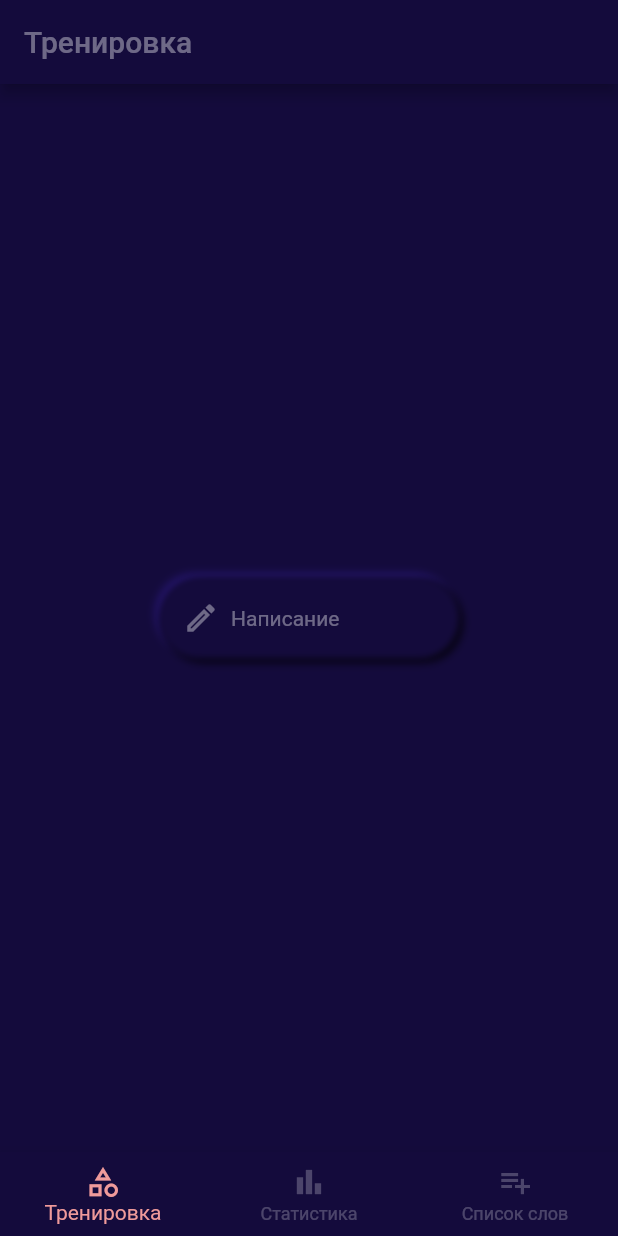
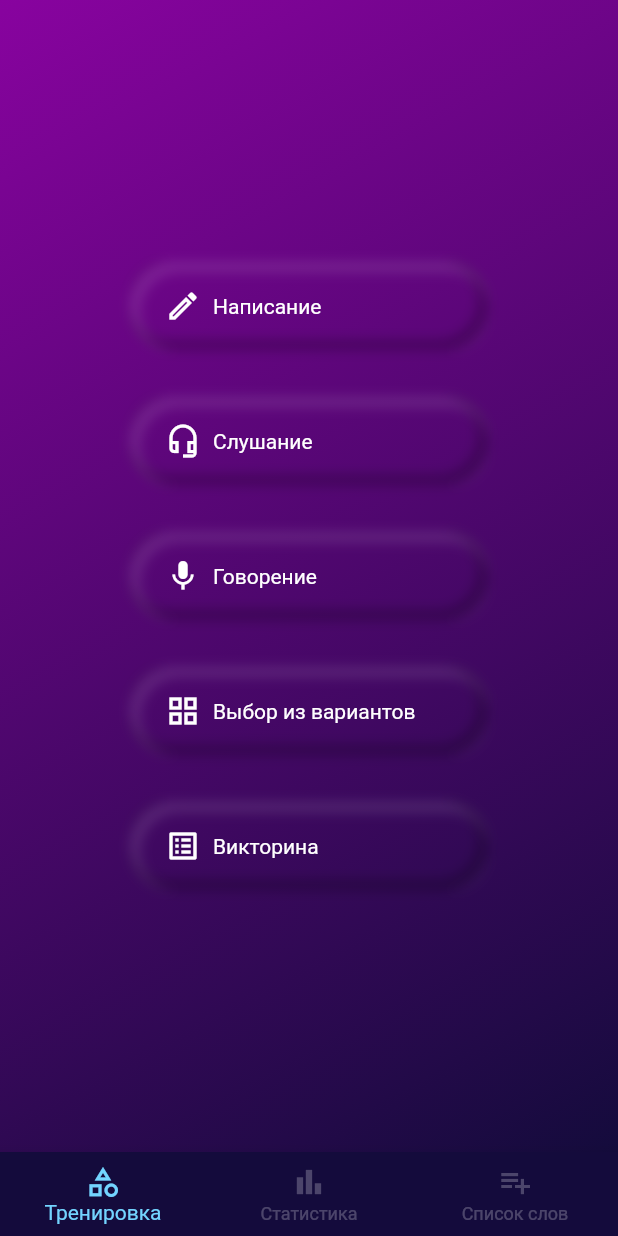
Before and after one commit to dm-uporov/worderful, a Flutter app: the screen it shows after launch, on a phone screen of 412 x 824 dp. Run offline on Flutter 3.47's test engine with Material 2 defaults, Android fonts, the phone set to English and light mode, and no system bars; our stand-ins replace hive, hive_flutter; accounts and stored records are empty; generated files the repository leaves out were written again.

```diff
--- a/lib/resources/colors.dart
+++ b/lib/resources/colors.dart
@@ -2,8 +2,9 @@ import 'package:flutter/material.dart';
 
 
 final Color neutralColor = Colors.white24;
-final Color solidColor = Colors.white38;
-final Color accentColor = Colors.red.shade200;
+final Color solidColor = Colors.white70;
+final Color accentColor = lighten(Colors.lightBlueAccent);
+final Color backgroundColorLighten = darken(Colors.purpleAccent, .3);
 final Color backgroundColor = darken(Colors.deepPurple.shade900, .2);
 
 Color darken(Color color, [double amount = .1]) {
--- a/lib/screen/home/home.dart
+++ b/lib/screen/home/home.dart
@@ -1,3 +1,5 @@
+import 'dart:ui';
+
 import 'package:flutter/material.dart';
 import 'package:words_remember/resources/colors.dart';
 import 'package:words_remember/screen/home/new_word.dart';
@@ -28,17 +30,18 @@ class _HomeScreenState extends State<HomeScreen> {
   Widget build(BuildContext context) {
     final selectedScreen = Screen.values[_selectedIndex];
     return Scaffold(
-      backgroundColor: backgroundColor,
-      appBar: AppBar(
-        backgroundColor: backgroundColor,
-        title: Text(
-          selectedScreen.title,
-          style: TextStyle(color: solidColor),
+      body: Container(
+        decoration: BoxDecoration(
+          gradient: LinearGradient(
+            colors: [backgroundColorLighten, backgroundColor],
+            begin: Alignment.topLeft,
+            end: Alignment.bottomRight,
+          ),
         ),
-      ),
-      body: IndexedStack(
-        index: _selectedIndex,
-        children: Screen.values.map((e) => e.widget).toList(),
+        child: IndexedStack(
+          index: _selectedIndex,
+          children: Screen.values.map((e) => e.widget).toList(),
+        ),
       ),
       bottomNavigationBar: BottomNavigationBar(
         backgroundColor: backgroundColor,
@@ -58,6 +61,7 @@ class _HomeScreenState extends State<HomeScreen> {
             icon: Icon(Icons.playlist_add),
             title: Text('Список слов'),
           ),
+          // TODO
           // BottomNavigationBarItem(
           //   icon: Icon(Icons.playlist_add_rounded),
           //   title: Text('Добавить'),
--- a/lib/screen/home/trainings.dart
+++ b/lib/screen/home/trainings.dart
@@ -13,8 +13,6 @@ class TrainingScreen extends StatefulWidget {
 class _TrainingScreenState extends State<TrainingScreen> {
   final GlobalKey buttonKey = GlobalKey();
 
-  var isWritingButtonsPressed = false;
-
   @override
   Widget build(BuildContext context) {
     return Center(
@@ -22,31 +20,47 @@ class _TrainingScreenState extends State<TrainingScreen> {
         mainAxisAlignment: MainAxisAlignment.center,
         children: [
           NeumorphicClickableContainer(
-            child: Container(
-              width: 200,
-              height: 54,
-              padding: EdgeInsets.only(left: 16),
-              child: _writingWidget(),
-            ),
+            childBuilder: (pressProgress) => _writingWidget(pressProgress),
             type: NeumorphicType.RUBBER,
             radius: 40.0,
             onTap: () {
               Navigator.pushNamed(context, '/training/writing');
             },
-            onTapDown: (_) {
-              setState(() {
-                isWritingButtonsPressed = true;
-              });
+          ),
+          Padding(padding: EdgeInsets.only(top: 30)),
+          NeumorphicClickableContainer(
+            childBuilder: (pressProgress) => _listeningWidget(pressProgress),
+            type: NeumorphicType.RUBBER,
+            radius: 40.0,
+            onTap: () {
+              Navigator.pushNamed(context, '/training/writing');
             },
-            onTapUp: (_) {
-              setState(() {
-                isWritingButtonsPressed = false;
-              });
+          ),
+          Padding(padding: EdgeInsets.only(top: 30)),
+          NeumorphicClickableContainer(
+            childBuilder: (pressProgress) => _speakingWidget(pressProgress),
+            type: NeumorphicType.RUBBER,
+            radius: 40.0,
+            onTap: () {
+              Navigator.pushNamed(context, '/training/writing');
             },
-            onTapCancel: () {
-              setState(() {
-                isWritingButtonsPressed = false;
-              });
+          ),
+          Padding(padding: EdgeInsets.only(top: 30)),
+          NeumorphicClickableContainer(
+            childBuilder: (pressProgress) => _selectWidget(pressProgress),
+            type: NeumorphicType.RUBBER,
+            radius: 40.0,
+            onTap: () {
+              Navigator.pushNamed(context, '/training/select');
+            },
+          ),
+          Padding(padding: EdgeInsets.only(top: 30)),
+          NeumorphicClickableContainer(
+            childBuilder: (pressProgress) => _testWidget(pressProgress),
+            type: NeumorphicType.RUBBER,
+            radius: 40.0,
+            onTap: () {
+              Navigator.pushNamed(context, '/training/writing');
             },
           ),
         ],
@@ -54,22 +68,105 @@ class _TrainingScreenState extends State<TrainingScreen> {
     );
   }
 
-  Widget _writingWidget() {
-    final elementsColor = isWritingButtonsPressed ? accentColor : solidColor;
-    return Row(
-      mainAxisSize: MainAxisSize.min,
-      children: [
-        Icon(
-          Icons.edit_outlined,
+  Widget _writingWidget(double pressProgress) {
+    return _menuButton(
+      pressProgress,
+      (elementsColor, accentColor) => _menuRow(
+        Icons.edit_outlined,
+        'Написание',
+        elementsColor,
+        accentColor,
+      ),
+    );
+  }
+
+  Widget _speakingWidget(double pressProgress) {
+    return _menuButton(
+      pressProgress,
+      (elementsColor, accentColor) => _menuRow(
+        Icons.mic,
+        'Говорение',
+        elementsColor,
+        accentColor,
+      ),
+    );
+  }
+
+  Widget _listeningWidget(double pressProgress) {
+    return _menuButton(
+      pressProgress,
+      (elementsColor, accentColor) => _menuRow(
+        Icons.headset_mic_outlined,
+        'Слушание',
+        elementsColor,
+        accentColor,
+      ),
+    );
+  }
+
+  Widget _selectWidget(double pressProgress) {
+    return _menuButton(
+      pressProgress,
+      (elementsColor, accentColor) => _menuRow(
+        Icons.grid_view,
+        'Выбор из вариантов',
+        elementsColor,
+        accentColor,
+      ),
+    );
+  }
+
+  Widget _testWidget(double pressProgress) {
+    return _menuButton(
+      pressProgress,
+      (elementsColor, accentColor) => _menuRow(
+        Icons.list_alt,
+        'Викторина',
+        elementsColor,
+        accentColor,
+      ),
+    );
+  }
+
+  Widget _menuButton(double pressProgress, MenuRowBuilder menuRowBuilder) {
+    final solidColorEvaluated = solidColor.withOpacity(1 - pressProgress);
+    final accentColorEvaluated = accentColor.withOpacity(pressProgress);
+
+    final elementsColor = Color.alphaBlend(
+      solidColorEvaluated,
+      accentColorEvaluated,
+    );
+    final bottomMaxPadding = 3.0;
+    final bottomPadding = pressProgress * bottomMaxPadding;
+    return Container(
+      width: 240,
+      height: 60,
+      padding: EdgeInsets.only(left: 16, bottom: bottomPadding),
+      child: Row(
+        mainAxisSize: MainAxisSize.min,
+        children: menuRowBuilder.call(elementsColor, accentColorEvaluated),
+      ),
+    );
+  }
+
+  List<Widget> _menuRow(
+    IconData icon,
+    String title,
+    Color elementsColor,
+    Color accentColor,
+  ) {
+    return [
+      Padding(padding: EdgeInsets.only(left: 8.0)),
+      Icon(icon, color: elementsColor),
+      Padding(padding: EdgeInsets.only(left: 8.0)),
+      Text(
+        title,
+        style: TextStyle(
           color: elementsColor,
+          shadows: [Shadow(color: accentColor, blurRadius: 5)],
         ),
-        Padding(padding: EdgeInsets.only(left: 8.0)),
-        Text(
-          'Написание',
-          style: TextStyle(color: elementsColor),
-        ),
-      ],
-    );
+      ),
+    ];
   }
 
   Offset getPositionByKey(GlobalKey key) {
@@ -77,3 +174,8 @@ class _TrainingScreenState extends State<TrainingScreen> {
     return renderBox.localToGlobal(Offset(renderBox.size.width / 2, -68));
   }
 }
+
+typedef MenuRowBuilder = List<Widget> Function(
+  Color elementsColor,
+  Color accentColor,
+);
--- a/lib/screen/training/writing.dart
+++ b/lib/screen/training/writing.dart
@@ -119,10 +119,10 @@ class _WritingTrainingScreenState extends State<WritingTrainingScreen> {
                     ),
                   ),
                   radius: 100,
-                  onTapDown: (point) {
+                  onTap: () {
                     setState(() {
                       _isButtonPressed = true;
-                      this.point = TouchPoint(
+                      point = TouchPoint(
                         getPositionByKey(buttonKey),
                         DateTime.now().millisecondsSinceEpoch,
                       );
@@ -133,6 +133,21 @@ class _WritingTrainingScreenState extends State<WritingTrainingScreen> {
                       }
                     });
                   },
+                  // TODO go to childBuilder
+                  // onTapDown: (point) {
+                  //   setState(() {
+                  //     _isButtonPressed = true;
+                  //     this.point = TouchPoint(
+                  //       getPositionByKey(buttonKey),
+                  //       DateTime.now().millisecondsSinceEpoch,
+                  //     );
+                  //     if (_isWritingEnabled) {
+                  //       _onAnswerAccepted();
+                  //     } else {
+                  //       _onNextClicked();
+                  //     }
+                  //   });
+                  // },
                 ),
               ],
             ),
@@ -147,7 +162,6 @@ class _WritingTrainingScreenState extends State<WritingTrainingScreen> {
   }
 
   void _onAnswerAccepted() {
-    setState(() {
     FocusScope.of(context).unfocus();
     _isWritingEnabled = false;
     final bool answerIsRight = currentWord.translate == _userInput;
@@ -156,17 +170,14 @@ class _WritingTrainingScreenState extends State<WritingTrainingScreen> {
     } else {
       _hint = 'Тупица! Правильный ответ: ${currentWord.translate}';
     }
-    });
   }
 
   void _onNextClicked() {
-    setState(() {
     _isWritingEnabled = true;
     _hint = '';
     _initRandomWord();
     _userInput = null;
     _controller.clear();
-    });
   }
 
   Offset getPositionByKey(GlobalKey key) {
--- a/lib/utils/NeumorphicClickableContainer.dart
+++ b/lib/utils/NeumorphicClickableContainer.dart
@@ -2,7 +2,7 @@ import 'package:flutter/material.dart';
 import 'package:words_remember/utils/NeumorphicGlossContainer.dart';
 import 'package:words_remember/utils/NeumorphicRubberContainer.dart';
 
-typedef OnTapCallback = void Function(Offset point);
+typedef WidgetBuilder = Widget Function(double pressProgress);
 
 enum NeumorphicType { GLOSS, RUBBER }
 
@@ -10,21 +10,18 @@ class NeumorphicClickableContainer extends StatefulWidget {
   const NeumorphicClickableContainer({
     Key key,
     this.child,
+    this.childBuilder,
     this.type = NeumorphicType.GLOSS,
     this.radius = 5.0,
-    this.onTapDown,
     this.onTap,
-    this.onTapUp,
-    this.onTapCancel,
   }) : super(key: key);
 
   final Widget child;
+  final WidgetBuilder childBuilder;
+
+  final NeumorphicType type;
   final double radius;
-  final GestureTapDownCallback onTapDown;
-  final GestureTapUpCallback onTapUp;
-  final GestureTapCancelCallback onTapCancel;
   final GestureTapCallback onTap;
-  final NeumorphicType type;
 
   @override
   _NeumorphicClickableContainerState createState() =>
@@ -39,33 +36,27 @@ class _NeumorphicClickableContainerState
   Widget build(BuildContext context) {
     return TweenAnimationBuilder(
       tween: Tween<double>(
-        begin: pressed ? 1.0 : -1.0,
-        end: pressed ? -1.0 : 1.0,
+        begin: pressed ? 0.0 : 1.0,
+        end: pressed ? 1.0 : 0.0,
       ),
       curve: Curves.easeOut,
       duration: Duration(milliseconds: 300),
       builder: (context, value, child) {
         return GestureDetector(
           onTapDown: (details) {
+            if (pressed) return;
             setState(() {
-              if (widget.onTapDown != null) {
-                widget.onTapDown(details);
-              }
               pressed = true;
             });
           },
           onTapUp: (details) {
-            if (widget.onTapUp != null) {
-              widget.onTapUp(details);
-            }
+            if (!pressed) return;
             setState(() {
               pressed = false;
             });
           },
           onTapCancel: () {
-            if (widget.onTapCancel != null) {
-              widget.onTapCancel();
-            }
+            if (!pressed) return;
             setState(() {
               pressed = false;
             });
@@ -78,17 +69,20 @@ class _NeumorphicClickableContainerState
   }
 
   Widget createWidget(double pressProgress) {
+    final child = widget.child == null
+        ? widget.childBuilder.call(pressProgress)
+        : widget.child;
     switch (widget.type) {
       case NeumorphicType.GLOSS:
         return NeumorphicGlossContainer(
           radius: widget.radius,
-          child: widget.child,
+          child: child,
           pressProgress: pressProgress,
         );
       case NeumorphicType.RUBBER:
         return NeumorphicRubberContainer(
           radius: widget.radius,
-          child: widget.child,
+          child: child,
           pressProgress: pressProgress,
         );
       default:
--- a/lib/utils/NeumorphicGlossContainer.dart
+++ b/lib/utils/NeumorphicGlossContainer.dart
@@ -15,7 +15,6 @@ class NeumorphicGlossContainer extends StatelessWidget {
   final double pressProgress;
 
   final bevel = 5.0;
-  final blurOffset = const Offset(2.0, 2.0);
 
   final lightColor = Colors.grey.shade800;
   final mainColor = Colors.grey.shade900;
@@ -23,14 +22,11 @@ class NeumorphicGlossContainer extends StatelessWidget {
 
   @override
   Widget build(BuildContext context) {
-    Offset lightOffset = Offset(
-      -pressProgress * blurOffset.dx,
-      -pressProgress * blurOffset.dy,
-    );
-    Offset darkOffset = Offset(
-      pressProgress * blurOffset.dx,
-      pressProgress * blurOffset.dy,
-    );
+    final blurSigma = 2.0;
+    final blurOffset = blurSigma * ((pressProgress * 2) - 1);
+
+    final lightOffset = Offset(blurOffset, blurOffset);
+    final darkOffset = Offset(-blurOffset, -blurOffset);
 
     final gradientOpacity = 1.0 - (pressProgress.abs() * 0.05);
     final colors = pressProgress > 0
--- a/lib/utils/NeumorphicRubberContainer.dart
+++ b/lib/utils/NeumorphicRubberContainer.dart
@@ -1,15 +1,11 @@
 import 'package:flutter/material.dart';
-import 'package:words_remember/resources/colors.dart';
-
-typedef OnTapCallback = void Function(Offset point);
 
 class NeumorphicRubberContainer extends StatelessWidget {
   const NeumorphicRubberContainer({
     Key key,
     this.child,
     this.radius = 40.0,
-    /// from -1.0 (pressed) to 1.0 (normal)
-    this.pressProgress = 1.0,
+    this.pressProgress = 0.0,
   }) : super(key: key);
 
   final Widget child;
@@ -31,40 +27,39 @@ class NeumorphicRubberContainer extends StatelessWidget {
 class _NeumorphicPaint extends CustomPainter {
   _NeumorphicPaint({
     this.radius = const Radius.circular(0),
+    this.blurSigma = 4.0,
     this.pressProgress,
-  });
-
-  static const blurSigma = 3.0;
-  static const mainFrameBlurSigma = 2.0;
+  })  : shadowPaint = Paint()
+          ..color = Colors.black12.withOpacity(blurSigma / 20)//0.08)
+          ..maskFilter = MaskFilter.blur(BlurStyle.normal, blurSigma),
+        lightPaint = Paint()
+          ..color = Colors.white10.withOpacity(blurSigma / 40)//0.04)
+          ..maskFilter = MaskFilter.blur(BlurStyle.normal, blurSigma);
 
   final Radius radius;
   final double pressProgress;
+  final double blurSigma;
 
-  final Paint mainPaint = Paint()
-    ..color = backgroundColor
-    ..maskFilter = MaskFilter.blur(BlurStyle.normal, mainFrameBlurSigma);
-  final Paint shadowPaint = Paint()
-    ..color = darken(backgroundColor)
-    ..maskFilter = MaskFilter.blur(BlurStyle.normal, blurSigma);
-  final Paint lightPaint = Paint()
-    ..color = lighten(backgroundColor)
-    ..maskFilter = MaskFilter.blur(BlurStyle.normal, blurSigma);
+  final Paint shadowPaint;
+  final Paint lightPaint;
 
   @override
   void paint(Canvas canvas, Size size) {
     final rect = Rect.fromLTWH(0, 0, size.width, size.height);
     final rRect = RRect.fromRectAndRadius(rect, radius);
 
-    final lightRRect = rRect.shift(Offset(-blurSigma * pressProgress, -blurSigma * pressProgress));
-    final shadowRRect = rRect.shift(Offset(blurSigma * pressProgress, blurSigma * pressProgress));
+    final blurOffset = blurSigma * ((pressProgress * 2) - 1);
+    final lightRRect = rRect.shift(Offset(blurOffset, blurOffset));
+    final shadowRRect = rRect.shift(Offset(-blurOffset, -blurOffset));
 
-    canvas.drawRRect(lightRRect, lightPaint);
-    canvas.drawRRect(shadowRRect, shadowPaint);
-    canvas.drawRRect(rRect, mainPaint);
+    canvas.drawDRRect(rRect, lightRRect.deflate(blurSigma), shadowPaint);
+    canvas.drawDRRect(rRect, shadowRRect.deflate(blurSigma), lightPaint);
   }
 
   @override
   bool shouldRepaint(_NeumorphicPaint oldDelegate) {
-    return radius != oldDelegate.radius || pressProgress != oldDelegate.pressProgress;
+    return radius != oldDelegate.radius ||
+        pressProgress != oldDelegate.pressProgress ||
+        blurSigma != oldDelegate.blurSigma;
   }
 }
```
Lines whose indentation alone changed are shown as unchanged.
